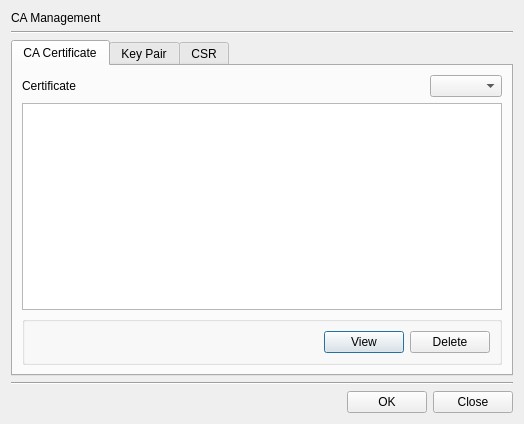
jykim74/CertMan, file CertMan/ca_man_dlg.ui: the form before one commit.
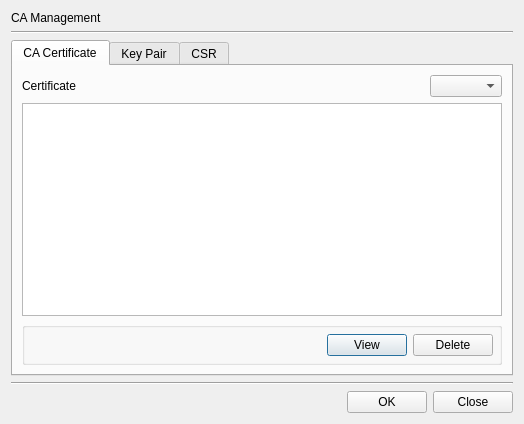
The form after the commit. The open tabs and pages were chosen to show the change.

Patch:
```diff
--- a/CertMan/ca_man_dlg.ui
+++ b/CertMan/ca_man_dlg.ui
@@ -96,17 +96,20 @@
           <string/>
          </property>
          <layout class="QVBoxLayout" name="verticalLayout_6">
+          <property name="spacing">
+           <number>6</number>
+          </property>
           <property name="leftMargin">
-           <number>9</number>
+           <number>6</number>
           </property>
           <property name="topMargin">
-           <number>9</number>
+           <number>6</number>
           </property>
           <property name="rightMargin">
-           <number>9</number>
+           <number>6</number>
           </property>
           <property name="bottomMargin">
-           <number>9</number>
+           <number>6</number>
           </property>
           <item>
            <layout class="QGridLayout" name="gridLayout_3">
```
Left out of the diff: 24 changed lines with no effect on the pictures.
